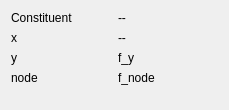
Old version of the form src/grafdetail.ui in the repository hobrasoft/simul6.
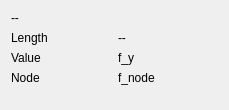
New version of the form.

Commit message: Pokusy se zobrazením os

Diff of the .ui file:
```diff
--- a/src/grafdetail.ui
+++ b/src/grafdetail.ui
@@ -17,24 +17,10 @@
    <string>Constituent detail</string>
   </property>
   <layout class="QGridLayout" name="gridLayout">
-   <item row="0" column="0">
-    <widget class="QLabel" name="label">
-     <property name="text">
-      <string>Constituent</string>
-     </property>
-    </widget>
-   </item>
-   <item row="0" column="1">
-    <widget class="QLabel" name="f_name">
-     <property name="text">
-      <string>--</string>
-     </property>
-    </widget>
-   </item>
    <item row="1" column="0">
     <widget class="QLabel" name="label_2">
      <property name="text">
-      <string>x</string>
+      <string>Length</string>
      </property>
     </widget>
    </item>
@@ -48,7 +34,7 @@
    <item row="2" column="0">
     <widget class="QLabel" name="label_3">
      <property name="text">
-      <string>y</string>
+      <string>Value</string>
      </property>
     </widget>
    </item>
@@ -62,7 +48,7 @@
    <item row="3" column="0">
     <widget class="QLabel" name="label_4">
      <property name="text">
-      <string>node</string>
+      <string>Node</string>
      </property>
     </widget>
    </item>
@@ -86,6 +72,13 @@
      </property>
     </spacer>
    </item>
+   <item row="0" column="0" colspan="2">
+    <widget class="QLabel" name="f_name">
+     <property name="text">
+      <string>--</string>
+     </property>
+    </widget>
+   </item>
   </layout>
  </widget>
  <resources/>
```
The commit also changes 2 other files.
